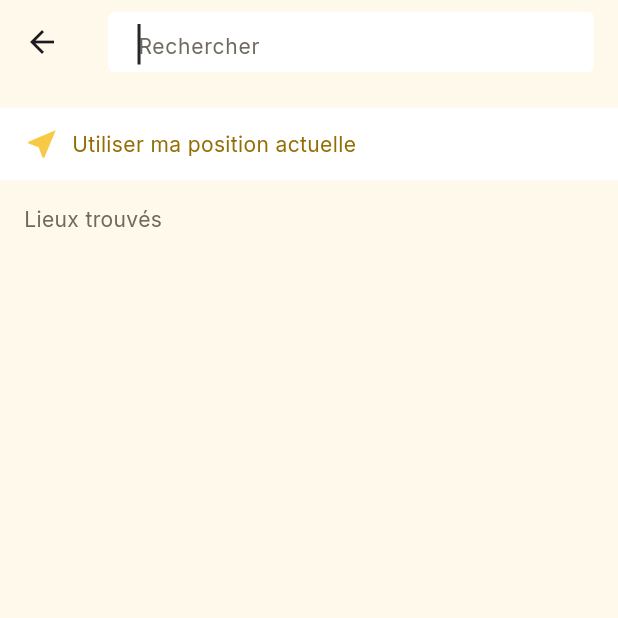
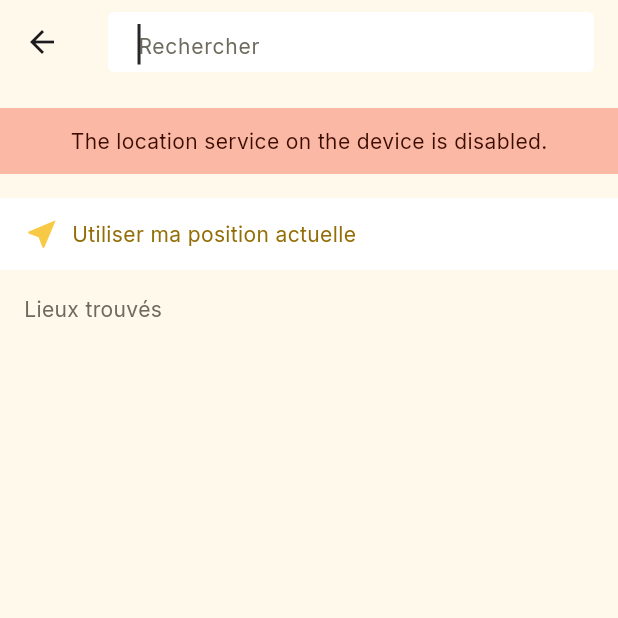
Before and after one commit to JodaMampionona/Mini_projet, a Flutter app: the SearchView screen opened by its route, after a tap on "Utiliser ma position actuelle", on a phone screen of 412 x 824 dp, the top half of it. Run offline on Flutter 3.47's test engine with Material 3 defaults, Android fonts, the phone set to English and light mode, and no system bars; our stand-ins replace dio, flutter_svg, geolocator, go_router, google_fonts, google_maps_flutter and 2 more; accounts and stored records are empty.

Commit message:
feat: add geolocation as option to determine itinerary

```diff
--- a/frontend/lib/constants/app_colors.dart
+++ b/frontend/lib/constants/app_colors.dart
@@ -29,6 +29,7 @@ class AppColors {
   static const cardColor = Color(0xFFDDD6C3);
   static const componentBg = Color(0xFFFFFFFF);
 
-  // status
-  static const danger = Color(0xFFDC3545);
+  // error
+  static const errorBg = Color(0x66F65A3B);
+  static const errorText = Color(0xFF3B0C02);
 }
--- a/frontend/lib/main.dart
+++ b/frontend/lib/main.dart
@@ -67,11 +67,11 @@ class MyApp extends StatelessWidget {
           ),
           errorBorder: OutlineInputBorder(
             borderRadius: BorderRadius.circular(24),
-            borderSide: const BorderSide(color: AppColors.danger, width: 1),
+            borderSide: const BorderSide(color: AppColors.errorBg, width: 1),
           ),
           focusedErrorBorder: OutlineInputBorder(
             borderRadius: BorderRadius.circular(24),
-            borderSide: const BorderSide(color: AppColors.danger, width: 1),
+            borderSide: const BorderSide(color: AppColors.errorBg, width: 1),
           ),
           hintStyle: Theme.of(
             context,
--- a/frontend/lib/model/place_model.dart
+++ b/frontend/lib/model/place_model.dart
@@ -1,4 +1,5 @@
 import 'package:frontend/services/photon_service.dart';
+import 'package:geolocator/geolocator.dart';
 
 class Place {
   final String name;
@@ -26,13 +27,47 @@ class Place {
 class PlaceModel {
   List<Place> places = [];
 
-  Future<List<Place>> fetchPlaces(String? query) async {
+  Future<List<Place>> fetchPlacesByName(String? name) async {
     try {
-      places = await PhotonService.search(query);
+      places = await PhotonService.search(name);
       return places;
     } catch (e) {
-      print('Error while fetching places: $e');
-      return [];
+      return Future.error('Veuillez vérifier votre connexion internet.');
     }
   }
+
+  Future<Place> getCurrentLocation() async {
+    bool serviceEnabled;
+    LocationPermission permission;
+
+    // Test if location services are enabled.
+    serviceEnabled = await Geolocator.isLocationServiceEnabled();
+    if (!serviceEnabled) {
+      return Future.error('Impossible d\' accéder à votre localisation.');
+    }
+
+    permission = await Geolocator.checkPermission();
+    if (permission == LocationPermission.denied) {
+      permission = await Geolocator.requestPermission();
+      if (permission == LocationPermission.denied) {
+        return Future.error('Impossible d\' accéder à votre localisation.');
+      }
+    }
+
+    if (permission == LocationPermission.deniedForever) {
+      // Permissions are denied forever, handle appropriately.
+      return Future.error(
+        'Veuillez autoriser la localisation dans les paramètres',
+      );
+    }
+
+    final position = await Geolocator.getCurrentPosition();
+
+    return Place(
+      name: 'Ma position actuelle',
+      city: 'Antananarivo',
+      lat: position.latitude,
+      lon: position.longitude,
+    );
+  }
 }
--- a/frontend/lib/view/search/search_view.dart
+++ b/frontend/lib/view/search/search_view.dart
@@ -46,16 +46,59 @@ class _SearchViewState extends State<SearchView> {
         body: ListView(
           padding: EdgeInsets.only(top: 16),
           children: [
+            // error message
+            if (vm.errorMsg != null)
+              Container(
+                width: double.infinity,
+                alignment: Alignment.center,
+                padding: EdgeInsets.symmetric(horizontal: 16, vertical: 12),
+                color: AppColors.errorBg,
+                child: Text(
+                  vm.errorMsg!,
+                  style: AppTextStyles.bodyMedium.copyWith(
+                    color: AppColors.errorText,
+                  ),
+                ),
+              ),
+            SizedBox(height: 16),
+
             // for geolocation
-            InkWell(
-              onTap: () => (),
+            vm.positionLoading
+                ? Padding(
+                    padding: const EdgeInsets.all(16),
+                    child: Center(
+                      child: Column(
+                        spacing: 8,
+                        children: [
+                          Text('Récupération de votre position...'),
+                          CircularProgressIndicator(
+                            color: AppColors.primaryMain,
+                          ),
+                        ],
+                      ),
+                    ),
+                  )
+                : InkWell(
+                    onTap: () async {
+                      await vm.getCurrentLocation();
+                      if (vm.currentLocation != null) {
+                        widget.onPlaceTap(vm.currentLocation!);
+                      }
+                    },
                     child: Ink(
-                padding: EdgeInsets.symmetric(horizontal: 16, vertical: 12),
+                      padding: EdgeInsets.symmetric(
+                        horizontal: 16,
+                        vertical: 12,
+                      ),
                       color: AppColors.componentBg,
                       child: Row(
                         spacing: 8,
                         children: [
-                    Icon(Icons.near_me, color: AppColors.primaryMain, size: 24),
+                          Icon(
+                            Icons.near_me,
+                            color: AppColors.primaryMain,
+                            size: 24,
+                          ),
                           Text(
                             'Utiliser ma position actuelle',
                             style: AppTextStyles.bodyMedium.copyWith(
--- a/frontend/lib/viewmodel/search_viewmodel.dart
+++ b/frontend/lib/viewmodel/search_viewmodel.dart
@@ -5,10 +5,12 @@ import 'package:frontend/model/place_model.dart';
 class SearchViewModel extends ChangeNotifier {
   final model = PlaceModel();
   List<Place> places = [];
+  Place? currentLocation;
+
+  String? errorMsg;
 
   bool loading = false;
-
-  String _lastQuery = '';
+  bool positionLoading = false;
 
   Timer? _debounce;
 
@@ -26,13 +28,29 @@ class SearchViewModel extends ChangeNotifier {
     notifyListeners();
 
     try {
-      final result = await model.fetchPlaces(query);
+      final result = await model.fetchPlacesByName(query);
       places = _uniqueByNameAndCity(result);
+      errorMsg = null;
     } catch (e) {
+      errorMsg = e.toString();
       places = [];
     } finally {
       loading = false;
-      print('places :: $places');
+      notifyListeners();
+    }
+  }
+
+  Future<void> getCurrentLocation() async {
+    try {
+      positionLoading = true;
+      errorMsg = null;
+      notifyListeners();
+      currentLocation = await model.getCurrentLocation();
+    } catch (e) {
+      errorMsg = e.toString();
+      notifyListeners();
+    } finally {
+      positionLoading = false;
       notifyListeners();
     }
   }
@@ -46,8 +64,6 @@ class SearchViewModel extends ChangeNotifier {
 
     _debounce = Timer(const Duration(milliseconds: 400), () {
       final query = placeController.text.trim();
-      if (query == _lastQuery) return;
-      _lastQuery = query;
       fetchPlaces(query);
     });
   }
--- a/frontend/pubspec.yaml
+++ b/frontend/pubspec.yaml
@@ -42,6 +42,7 @@ dependencies:
   go_router: ^17.0.1
   google_maps_flutter: ^2.14.0
   material_symbols_icons: ^4.2892.0
+  geolocator: ^14.0.2
 
 dev_dependencies:
   flutter_test:
```
Also changed, not shown: frontend/pubspec.lock, 1 other file. Lines whose indentation alone changed are shown as unchanged.
